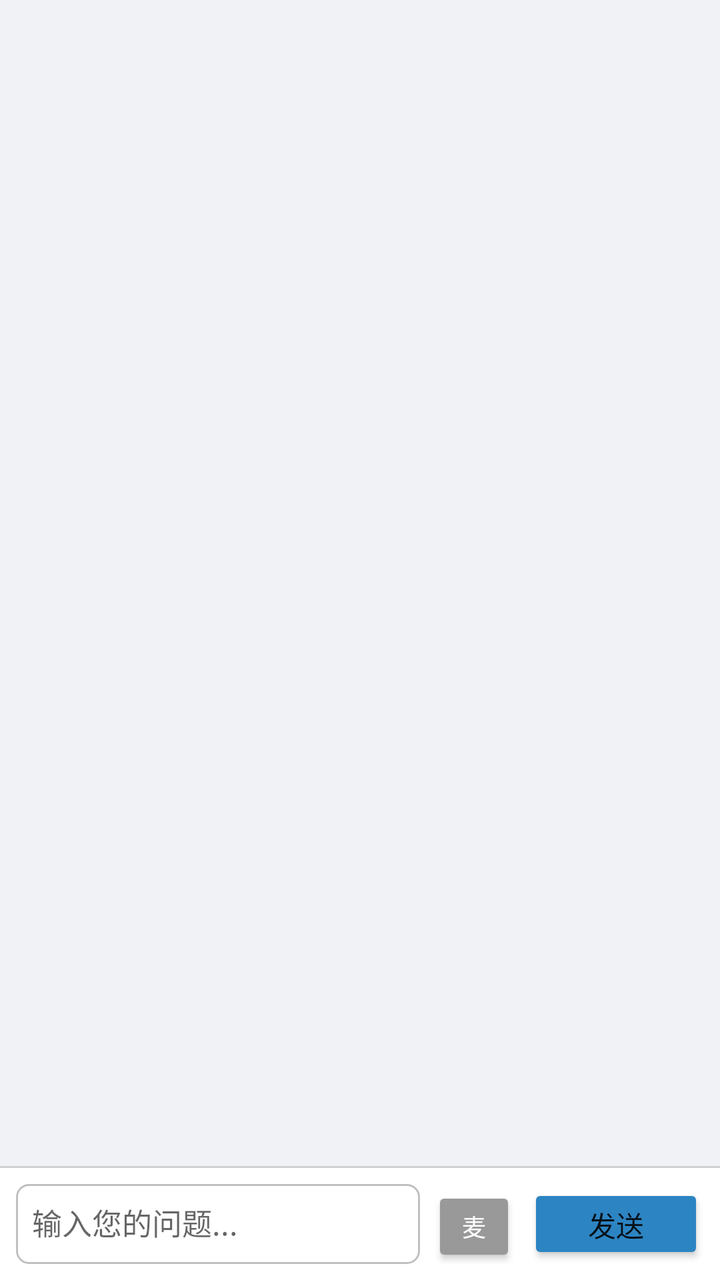
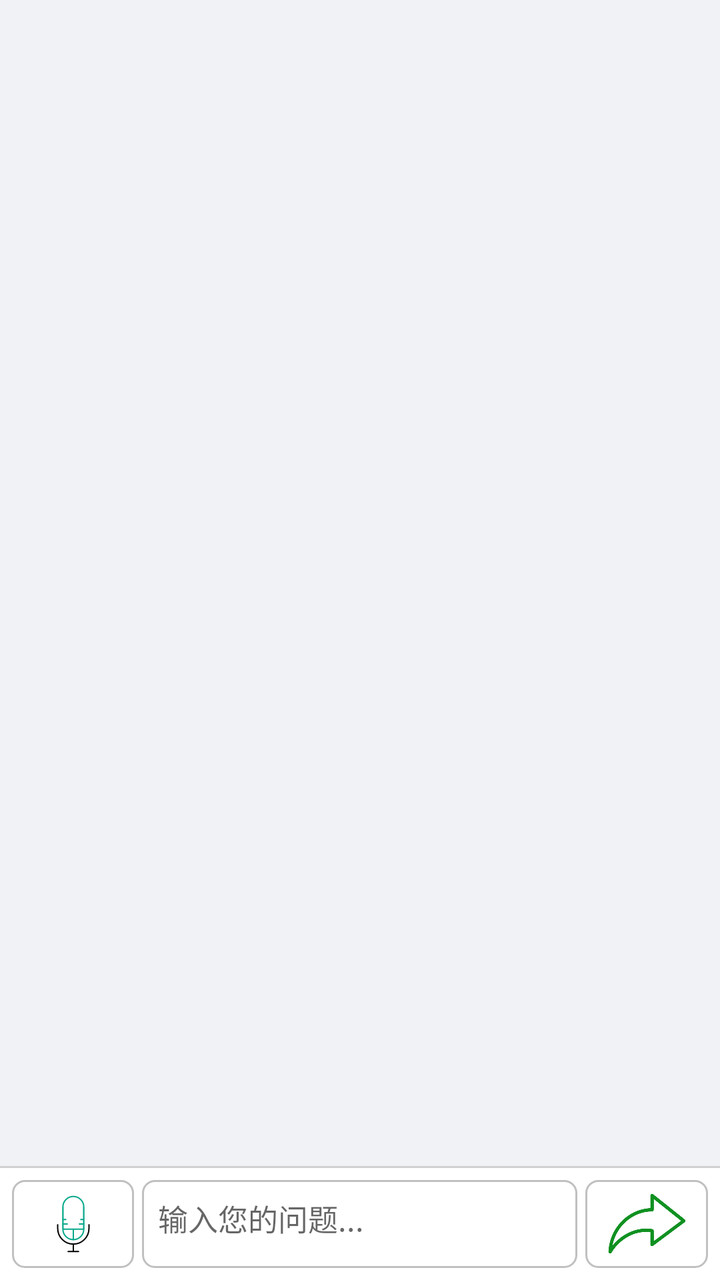

Compare the two renders of this Android layout. The source of the first and the diff that turns it into the second are given below.
<!-- AndroidManifest.xml: application theme AppTheme -->
<!-- res/layout/activity_expert.xml -->
<?xml version="1.0" encoding="utf-8"?>
<LinearLayout xmlns:android="http://schemas.android.com/apk/res/android"
    android:layout_width="match_parent"
    android:layout_height="match_parent"
    android:orientation="vertical"
    android:background="#f0f2f5">

    <androidx.recyclerview.widget.RecyclerView
        android:id="@+id/chat_list"
        android:layout_width="match_parent"
        android:layout_height="0dp"
        android:layout_weight="1"
        android:clipToPadding="false"
        android:padding="8dp" />

    <View
        android:layout_width="match_parent"
        android:layout_height="1dp"
        android:background="#d0d0d0" />

    <LinearLayout
        android:layout_width="match_parent"
        android:layout_height="wrap_content"
        android:orientation="horizontal"
        android:padding="8dp"
        android:background="#ffffff">

        <LinearLayout
            android:layout_width="0dp"
            android:layout_height="wrap_content"
            android:layout_weight="1"
            android:orientation="vertical">

            <EditText
                android:id="@+id/input_message"
                android:layout_width="match_parent"
                android:layout_height="wrap_content"
                android:hint="输入您的问题..."
                android:gravity="top"
                android:minHeight="40dp"
                android:maxLines="4"
                android:padding="8dp"
                android:textSize="15sp"
                android:background="@drawable/input_bg"
                android:inputType="text"
                android:visibility="visible" />

            <Button
                android:id="@+id/btn_hold_speak"
                android:layout_width="match_parent"
                android:layout_height="40dp"
                android:text="按住说话"
                android:textSize="15sp"
                android:textColor="#666666"
                android:gravity="center"
                android:background="@drawable/input_bg"
                android:visibility="gone" />

        </LinearLayout>

        <Button
            android:id="@+id/btn_toggle_input"
            android:layout_width="42dp"
            android:layout_height="40dp"
            android:layout_marginStart="6dp"
            android:text="麦"
            android:textSize="12sp"
            android:textColor="#FFFFFF"
            android:gravity="center"
            android:backgroundTint="#999999" />

        <Button
            android:id="@+id/btn_send"
            android:layout_width="wrap_content"
            android:layout_height="40dp"
            android:layout_marginStart="6dp"
            android:text="发送"
            android:textSize="14sp"
            android:paddingStart="16dp"
            android:paddingEnd="16dp"
            android:gravity="center"
            android:backgroundTint="#2D84C2" />

    </LinearLayout>

</LinearLayout>
<!-- resources referenced by this layout -->
<resources>
  <!-- drawable input_bg (drawable) -->
  <?xml version="1.0" encoding="utf-8"?>
  <shape xmlns:android="http://schemas.android.com/apk/res/android"
      android:shape="rectangle">
      <solid android:color="#ffffff" />
      <stroke android:width="1dp" android:color="#c0c0c0" />
      <corners android:radius="6dp" />
  </shape>
  <style name="AppTheme" parent="Theme.AppCompat.Light.NoActionBar">
          <item name="colorPrimary">@color/colorPrimary</item>
          <item name="colorPrimaryDark">@color/colorPrimaryDark</item>
          <item name="colorAccent">@color/colorAccent</item>
      </style>
  <color name="colorPrimary">#009688</color>
  <color name="colorPrimaryDark">#00796B</color>
  <color name="colorAccent">#FF9800</color>
</resources>

<!-- the commit's change to res/layout/activity_expert.xml (unified diff, before → after) -->
@@ -22,13 +22,26 @@
         android:layout_width="match_parent"
         android:layout_height="wrap_content"
         android:orientation="horizontal"
-        android:padding="8dp"
+        android:padding="6dp"
         android:background="#ffffff">
+
+        <ImageButton
+            android:id="@+id/btn_toggle_input"
+            android:layout_width="0dp"
+            android:layout_height="match_parent"
+            android:layout_weight="0.18"
+            android:src="@drawable/avd_mic"
+            android:scaleType="centerInside"
+            android:padding="6dp"
+            android:background="@drawable/input_bg"
+            android:contentDescription="切换输入模式" />
 
         <LinearLayout
             android:layout_width="0dp"
             android:layout_height="wrap_content"
-            android:layout_weight="1"
+            android:layout_weight="0.64"
+            android:layout_marginStart="4dp"
+            android:layout_marginEnd="4dp"
             android:orientation="vertical">
 
             <EditText
@@ -37,7 +50,7 @@
                 android:layout_height="wrap_content"
                 android:hint="输入您的问题..."
                 android:gravity="top"
-                android:minHeight="40dp"
+                android:minHeight="44dp"
                 android:maxLines="4"
                 android:padding="8dp"
                 android:textSize="15sp"
@@ -45,41 +58,53 @@
                 android:inputType="text"
                 android:visibility="visible" />
 
-            <Button
+            <LinearLayout
                 android:id="@+id/btn_hold_speak"
                 android:layout_width="match_parent"
-                android:layout_height="40dp"
-                android:text="按住说话"
-                android:textSize="15sp"
-                android:textColor="#666666"
+                android:layout_height="44dp"
                 android:gravity="center"
+                android:orientation="horizontal"
                 android:background="@drawable/input_bg"
-                android:visibility="gone" />
+                android:clickable="true"
+                android:focusable="true"
+                android:visibility="gone">
+
+                <TextView
+                    android:layout_width="wrap_content"
+                    android:layout_height="wrap_content"
+                    android:text="按住"
+                    android:textSize="15sp"
+                    android:textColor="#666666" />
+
+                <ImageView
+                    android:id="@+id/img_mic_hold"
+                    android:layout_width="36dp"
+                    android:layout_height="36dp"
+                    android:layout_marginHorizontal="4dp"
+                    android:src="@drawable/avd_mic"
+                    android:scaleType="fitCenter" />
+
+                <TextView
+                    android:layout_width="wrap_content"
+                    android:layout_height="wrap_content"
+                    android:text="说话"
+                    android:textSize="15sp"
+                    android:textColor="#666666" />
+
+            </LinearLayout>
 
         </LinearLayout>
 
-        <Button
-            android:id="@+id/btn_toggle_input"
-            android:layout_width="42dp"
-            android:layout_height="40dp"
-            android:layout_marginStart="6dp"
-            android:text="麦"
-            android:textSize="12sp"
-            android:textColor="#FFFFFF"
-            android:gravity="center"
-            android:backgroundTint="#999999" />
-
-        <Button
+        <ImageButton
             android:id="@+id/btn_send"
-            android:layout_width="wrap_content"
-            android:layout_height="40dp"
-            android:layout_marginStart="6dp"
-            android:text="发送"
-            android:textSize="14sp"
-            android:paddingStart="16dp"
-            android:paddingEnd="16dp"
-            android:gravity="center"
-            android:backgroundTint="#2D84C2" />
+            android:layout_width="0dp"
+            android:layout_height="match_parent"
+            android:layout_weight="0.18"
+            android:src="@drawable/ic_send"
+            android:scaleType="centerInside"
+            android:padding="6dp"
+            android:background="@drawable/input_bg"
+            android:contentDescription="发送" />
 
     </LinearLayout>
 
<!-- resource entries referenced after the edit -->
@@ -1,5 +1,16 @@
 <!-- resources referenced by this layout -->
 <resources>
+  <!-- drawable avd_mic (drawable) -->
+  <?xml version="1.0" encoding="utf-8"?>
+  <animated-vector xmlns:android="http://schemas.android.com/apk/res/android"
+      android:drawable="@drawable/ic_mic">
+  
+      <target
+          android:name="waves"
+          android:animation="@animator/anim_mic_pulse" />
+  
+  </animated-vector>
+  <!-- drawable ic_send: png bitmap (drawable-nodpi, 32296 bytes) -->
   <!-- drawable input_bg (drawable) -->
   <?xml version="1.0" encoding="utf-8"?>
   <shape xmlns:android="http://schemas.android.com/apk/res/android"
@@ -13,6 +24,46 @@
           <item name="colorPrimaryDark">@color/colorPrimaryDark</item>
           <item name="colorAccent">@color/colorAccent</item>
       </style>
+  <!-- drawable ic_mic (drawable) -->
+  <?xml version="1.0" encoding="utf-8"?>
+  <vector xmlns:android="http://schemas.android.com/apk/res/android"
+      android:width="48dp"
+      android:height="48dp"
+      android:viewportWidth="430"
+      android:viewportHeight="430">
+  
+      <group android:name="body">
+          <path
+              android:strokeColor="#08a88a"
+              android:strokeWidth="9"
+              android:fillColor="#00000000"
+              android:strokeMiterLimit="16"
+              android:pathData="M285,100.173v149.654C285,288.613 253.69,320 215,320s-70,-31.387 -70,-70.173V100.173C145,61.387 176.31,30 215,30s70,31.387 70,70.173Z"/>
+      </group>
+  
+      <group android:name="stand">
+          <path
+              android:strokeColor="#000000"
+              android:strokeWidth="9"
+              android:fillColor="#00000000"
+              android:strokeLineCap="round"
+              android:strokeLineJoin="round"
+              android:pathData="M215,350v50m35,0h-70m-70,-180v25c0,57.99 47.01,105 105,105v0c57.99,0 105,-47.01 105,-105v-25"/>
+      </group>
+  
+      <group android:name="waves"
+          android:pivotX="215"
+          android:pivotY="250">
+          <path
+              android:strokeColor="#08a88a"
+              android:strokeWidth="9"
+              android:fillColor="#00000000"
+              android:strokeLineCap="round"
+              android:strokeLineJoin="round"
+              android:pathData="M285,250H145m70,0v70m70,-105h-29.5m-81,0H145m19.5,-30H145m139.5,0H265"/>
+      </group>
+  
+  </vector>
   <color name="colorPrimary">#009688</color>
   <color name="colorPrimaryDark">#00796B</color>
   <color name="colorAccent">#FF9800</color>
